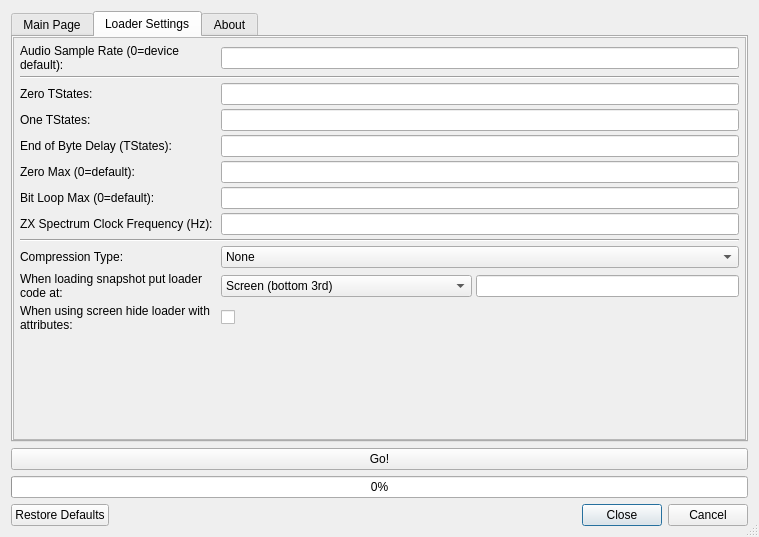
Above: zqloaderui/dialog.ui from oxidaan/zqloader before the change. Below: the same form after it.
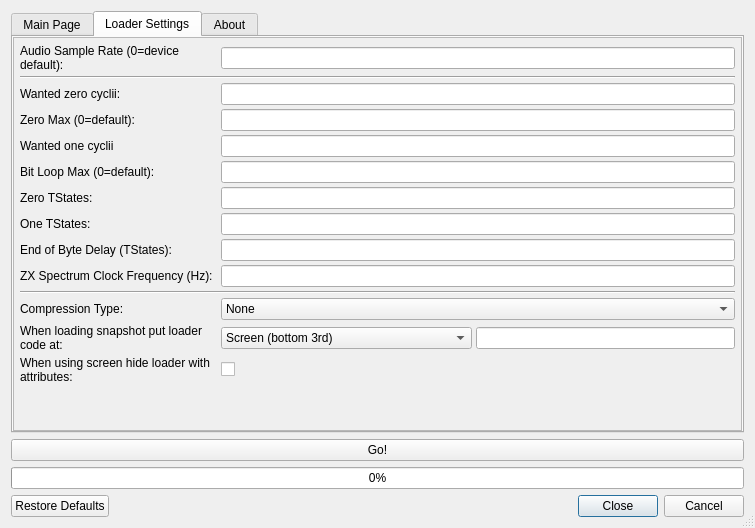
That is the form after the change. The open tabs and pages were chosen to show the change. Custom widgets are drawn as their Qt base class.

Commit message: Loader parameters

Diff of the .ui file:
```diff
--- a/zqloaderui/dialog.ui
+++ b/zqloaderui/dialog.ui
@@ -6,8 +6,8 @@
    <rect>
     <x>0</x>
     <y>0</y>
-    <width>759</width>
-    <height>537</height>
+    <width>755</width>
+    <height>528</height>
    </rect>
   </property>
   <property name="sizePolicy">
@@ -380,8 +380,8 @@
            <rect>
             <x>0</x>
             <y>0</y>
-            <width>733</width>
-            <height>398</height>
+            <width>712</width>
+            <height>399</height>
            </rect>
           </property>
           <layout class="QGridLayout" name="gridLayout_421">
@@ -400,116 +400,170 @@
            <property name="spacing">
             <number>4</number>
            </property>
-           <item row="0" column="3" colspan="2">
-            <widget class="QLineEdit" name="lineEditSampleRate"/>
+           <item row="20" column="1">
+            <widget class="QLabel" name="label_16">
+             <property name="text">
+              <string>When loading snapshot put loader code at:</string>
+             </property>
+             <property name="wordWrap">
+              <bool>true</bool>
+             </property>
+            </widget>
            </item>
-           <item row="2" column="1">
+           <item row="6" column="3" colspan="2">
+            <widget class="QLineEdit" name="lineEditBitLoopMax">
+             <property name="toolTip">
+              <string>&lt;html&gt;&lt;head/&gt;&lt;body&gt;&lt;p&gt;The polling cyclus maximum loop counter until timeout, used at z80 code (so at Spectrum). Note: making this value larger does not affect speeds. Must be (much) greater than 'Wanted one cyclii'.&lt;/p&gt;&lt;/body&gt;&lt;/html&gt;</string>
+             </property>
+            </widget>
+           </item>
+           <item row="7" column="1">
             <widget class="QLabel" name="label_11">
              <property name="text">
               <string>Zero TStates:</string>
              </property>
             </widget>
            </item>
-           <item row="3" column="3" colspan="2">
-            <widget class="QLineEdit" name="lineEditOneTStates">
+           <item row="10" column="3" colspan="2">
+            <widget class="QLineEdit" name="lineEditEndOfByteDelay">
              <property name="toolTip">
               <string>The time between edges (in TState durations) to indicate a 'one' bit (as generated by ZQLoader)</string>
              </property>
             </widget>
            </item>
-           <item row="14" column="4">
+           <item row="20" column="4">
             <widget class="QLineEdit" name="lineEditLoaderAddress"/>
            </item>
+           <item row="0" column="1">
+            <widget class="QLabel" name="label_12">
+             <property name="text">
+              <string>Audio Sample Rate (0=device default):</string>
+             </property>
+             <property name="wordWrap">
+              <bool>true</bool>
+             </property>
+            </widget>
+           </item>
+           <item row="4" column="3" colspan="2">
+            <widget class="QLineEdit" name="lineEditZeroMax">
+             <property name="toolTip">
+              <string>&lt;html&gt;&lt;head/&gt;&lt;body&gt;&lt;p&gt;Maximum number of polling cycli to see a 'zero'; above this sees a 'one', used at z80 code (so at Spectrum). Must be greater than 'Wanted zero cycli' + 1.&lt;/p&gt;&lt;/body&gt;&lt;/html&gt;</string>
+             </property>
+            </widget>
+           </item>
+           <item row="21" column="3">
+            <widget class="QCheckBox" name="checkBoxFunAttribs">
+             <property name="text">
+              <string/>
+             </property>
+            </widget>
+           </item>
+           <item row="15" column="1">
+            <widget class="QLabel" name="label_6">
+             <property name="text">
+              <string>ZX Spectrum Clock Frequency (Hz):</string>
+             </property>
+            </widget>
+           </item>
            <item row="5" column="1">
+            <widget class="QLabel" name="label_20">
+             <property name="text">
+              <string>Wanted one cyclii</string>
+             </property>
+            </widget>
+           </item>
+           <item row="6" column="1">
+            <widget class="QLabel" name="label_15">
+             <property name="text">
+              <string>Bit Loop Max (0=default):</string>
+             </property>
+            </widget>
+           </item>
+           <item row="20" column="3">
+            <widget class="QComboBox" name="comboBoxLoaderLocation">
+             <item>
+              <property name="text">
+               <string>Screen (bottom 3rd)</string>
+              </property>
+             </item>
+             <item>
+              <property name="text">
+               <string>In empty location in snapshot (automatic)</string>
+              </property>
+             </item>
+             <item>
+              <property name="text">
+               <string>This address:</string>
+              </property>
+             </item>
+            </widget>
+           </item>
+           <item row="5" column="3" colspan="2">
+            <widget class="QLineEdit" name="lineEditWantedOneCyclii">
+             <property name="toolTip">
+              <string>&lt;html&gt;&lt;head/&gt;&lt;body&gt;&lt;p&gt;Value is only used to calculate 'One TStates', see below. Must be greater than 'Zero max'.&lt;/p&gt;&lt;/body&gt;&lt;/html&gt;</string>
+             </property>
+            </widget>
+           </item>
+           <item row="22" column="1">
+            <spacer name="verticalSpacer_2">
+             <property name="orientation">
+              <enum>Qt::Vertical</enum>
+             </property>
+             <property name="sizeHint" stdset="0">
+              <size>
+               <width>20</width>
+               <height>40</height>
+              </size>
+             </property>
+            </spacer>
+           </item>
+           <item row="2" column="1" colspan="4">
+            <widget class="Line" name="line_5">
+             <property name="orientation">
+              <enum>Qt::Horizontal</enum>
+             </property>
+            </widget>
+           </item>
+           <item row="15" column="3" colspan="2">
+            <widget class="QLineEdit" name="lineEditClock"/>
+           </item>
+           <item row="3" column="1">
+            <widget class="QLabel" name="label_18">
+             <property name="text">
+              <string>Wanted zero cyclii:</string>
+             </property>
+            </widget>
+           </item>
+           <item row="4" column="1">
             <widget class="QLabel" name="label_14">
              <property name="text">
               <string>Zero Max (0=default):</string>
              </property>
             </widget>
            </item>
-           <item row="13" column="1">
+           <item row="18" column="1" colspan="4">
+            <widget class="Line" name="line_6">
+             <property name="orientation">
+              <enum>Qt::Horizontal</enum>
+             </property>
+            </widget>
+           </item>
+           <item row="3" column="3" colspan="2">
+            <widget class="QLineEdit" name="lineEditWantedZeroCyclii">
+             <property name="toolTip">
+              <string>&lt;html&gt;&lt;head/&gt;&lt;body&gt;&lt;p&gt;Value is only used to calculate 'Zero TStates'. See below. Can be 0.&lt;/p&gt;&lt;/body&gt;&lt;/html&gt;</string>
+             </property>
+            </widget>
+           </item>
+           <item row="19" column="1">
             <widget class="QLabel" name="label_9">
              <property name="text">
               <string>Compression Type:</string>
              </property>
             </widget>
            </item>
-           <item row="14" column="1">
-            <widget class="QLabel" name="label_16">
-             <property name="text">
-              <string>When loading snapshot put loader code at:</string>
-             </property>
-             <property name="wordWrap">
-              <bool>true</bool>
-             </property>
-            </widget>
-           </item>
-           <item row="3" column="1">
-            <widget class="QLabel" name="label_13">
-             <property name="text">
-              <string>One TStates:</string>
-             </property>
-            </widget>
-           </item>
-           <item row="4" column="3" colspan="2">
-            <widget class="QLineEdit" name="lineEditEndOfByteDelay">
-             <property name="toolTip">
-              <string>The extra time at the end of a byte (in TState durations) (as generated by ZQLoader)</string>
-             </property>
-            </widget>
-           </item>
-           <item row="2" column="3" colspan="2">
-            <widget class="QLineEdit" name="lineEditZeroTStates">
-             <property name="toolTip">
-              <string>The time between edges (in TState durations) to indicate a 'zero' bit (as generated by ZQLoader)</string>
-             </property>
-            </widget>
-           </item>
-           <item row="16" column="1">
-            <spacer name="verticalSpacer_2">
-             <property name="orientation">
-              <enum>Qt::Vertical</enum>
-             </property>
-             <property name="sizeHint" stdset="0">
-              <size>
-               <width>20</width>
-               <height>40</height>
-              </size>
-             </property>
-            </spacer>
-           </item>
-           <item row="6" column="3" colspan="2">
-            <widget class="QLineEdit" name="lineEditBitLoopMax">
-             <property name="toolTip">
-              <string>&lt;html&gt;&lt;head/&gt;&lt;body&gt;&lt;p&gt;The polling cyclus maximum loop counter until timeout, used at z80 code (so at Spectrum). Note: making this value larger does not affect speeds.&lt;/p&gt;&lt;/body&gt;&lt;/html&gt;</string>
-             </property>
-            </widget>
-           </item>
-           <item row="5" column="3" colspan="2">
-            <widget class="QLineEdit" name="lineEditZeroMax">
-             <property name="toolTip">
-              <string>&lt;html&gt;&lt;head/&gt;&lt;body&gt;&lt;p&gt;Maximum number of polling cycli to see a 'zero'; above this sees a 'one', used at z80 code (so at Spectrum)&lt;/p&gt;&lt;/body&gt;&lt;/html&gt;</string>
-             </property>
-            </widget>
-           </item>
-           <item row="0" column="1">
-            <widget class="QLabel" name="label_12">
-             <property name="text">
-              <string>Audio Sample Rate (0=device default):</string>
-             </property>
-             <property name="wordWrap">
-              <bool>true</bool>
-             </property>
-            </widget>
-           </item>
-           <item row="4" column="1">
-            <widget class="QLabel" name="label_8">
-             <property name="text">
-              <string>End of Byte Delay (TStates):</string>
-             </property>
-            </widget>
-           </item>
-           <item row="13" column="3" colspan="2">
+           <item row="19" column="3" colspan="2">
             <widget class="QComboBox" name="comboBoxCompressionType">
              <property name="currentIndex">
               <number>0</number>
@@ -531,7 +585,7 @@
              </item>
             </widget>
            </item>
-           <item row="15" column="1">
+           <item row="21" column="1">
             <widget class="QLabel" name="label_17">
              <property name="text">
               <string>When using screen hide loader with attributes:</string>
@@ -541,63 +595,37 @@
              </property>
             </widget>
            </item>
-           <item row="15" column="3">
-            <widget class="QCheckBox" name="checkBoxFunAttribs">
-             <property name="text">
-              <string/>
-             </property>
-            </widget>
+           <item row="0" column="3" colspan="2">
+            <widget class="QLineEdit" name="lineEditSampleRate"/>
            </item>
-           <item row="14" column="3">
-            <widget class="QComboBox" name="comboBoxLoaderLocation">
-             <item>
-              <property name="text">
-               <string>Screen (bottom 3rd)</string>
-              </property>
-             </item>
-             <item>
-              <property name="text">
-               <string>In empty location in snapshot (automatic)</string>
-              </property>
-             </item>
-             <item>
-              <property name="text">
-               <string>This address:</string>
-              </property>
-             </item>
-            </widget>
-           </item>
-           <item row="9" column="1">
-            <widget class="QLabel" name="label_6">
+           <item row="10" column="1">
+            <widget class="QLabel" name="label_8">
              <property name="text">
-              <string>ZX Spectrum Clock Frequency (Hz):</string>
+              <string>End of Byte Delay (TStates):</string>
              </property>
             </widget>
            </item>
-           <item row="6" column="1">
-            <widget class="QLabel" name="label_15">
+           <item row="8" column="1">
+            <widget class="QLabel" name="label_13">
              <property name="text">
-              <string>Bit Loop Max (0=default):</string>
+              <string>One TStates:</string>
              </property>
             </widget>
            </item>
-           <item row="12" column="1" colspan="4">
-            <widget class="Line" name="line_6">
-             <property name="orientation">
-              <enum>Qt::Horizontal</enum>
+           <item row="7" column="3" colspan="2">
+            <widget class="QLineEdit" name="lineEditZeroTStates">
+             <property name="toolTip">
+              <string>&lt;html&gt;&lt;head/&gt;&lt;body&gt;&lt;p&gt;The time between edges (in TState durations) to indicate a 'zero' bit. Used by ZQLoader to generate a 'zero' bit when playing sound.&lt;/p&gt;&lt;/body&gt;&lt;/html&gt;</string>
              </property>
             </widget>
            </item>
-           <item row="1" column="1" colspan="4">
-            <widget class="Line" name="line_5">
-             <property name="orientation">
-              <enum>Qt::Horizontal</enum>
+           <item row="8" column="3" colspan="2">
+            <widget class="QLineEdit" name="lineEditOneTStates">
+             <property name="toolTip">
+              <string>&lt;html&gt;&lt;head/&gt;&lt;body&gt;&lt;p&gt;The time between edges (in TState durations) to indicate a 'one' bit. Used by ZQLoader to generate a 'one' bit when playing sound.&lt;/p&gt;&lt;/body&gt;&lt;/html&gt;</string>
              </property>
             </widget>
            </item>
-           <item row="9" column="3" colspan="2">
-            <widget class="QLineEdit" name="lineEditClock"/>
-           </item>
           </layout>
          </widget>
         </widget>
```
Left out of the diff: 29 changed lines with no effect on the pictures. The commit also changes 8 other files.
